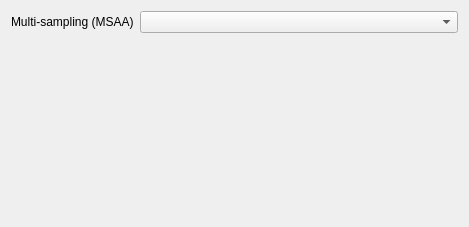
Slicer/SlicerGitSVNArchive, file Base/QTGUI/Resources/UI/qSlicerSettingsViewsPanel.ui: the form before one commit.
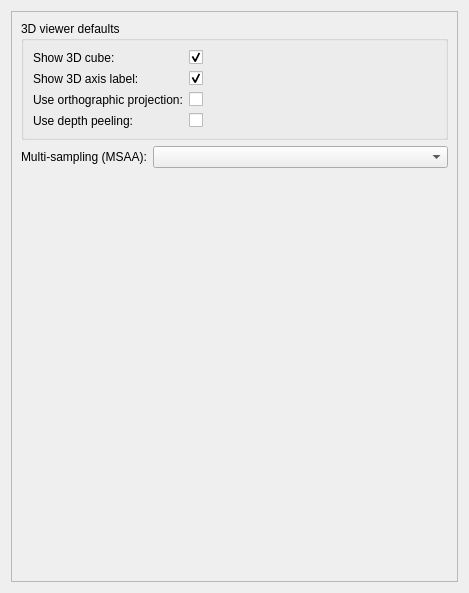
The form after the commit. Custom widgets are drawn as their Qt base class.

Commit message:
ENH: Add infrastructure to support default MRML nodes
Allow modifying default node content: Scene can store "default" nodes. If
a default node is specified for a class then the content of that node will
be used to initialize new nodes and reset nodes.

Currently used only for 3D views but can be used for other purposes, too
(e.g., disable interpolation by default for volume nodes).

This is a backward incompatible change. Signature of

  vtkMRMLNode::Reset()

has been changed into

  vtkMRMLNode::Reset(vtkMRMLNode* defaultNode)

Diff of the .ui file:
```diff
--- a/Base/QTGUI/Resources/UI/qSlicerSettingsViewsPanel.ui
+++ b/Base/QTGUI/Resources/UI/qSlicerSettingsViewsPanel.ui
@@ -7,37 +7,165 @@
     <x>0</x>
     <y>0</y>
     <width>469</width>
-    <height>227</height>
+    <height>593</height>
    </rect>
   </property>
   <property name="windowTitle">
    <string>ViewsSettings</string>
   </property>
-  <layout class="QFormLayout" name="formLayout">
-   <property name="fieldGrowthPolicy">
-    <enum>QFormLayout::AllNonFixedFieldsGrow</enum>
-   </property>
-   <item row="0" column="0">
-    <widget class="QLabel" name="MSAALabel">
-     <property name="text">
-      <string>Multi-sampling (MSAA)</string>
+  <layout class="QVBoxLayout" name="verticalLayout_2">
+   <item>
+    <widget class="QScrollArea" name="scrollArea">
+     <property name="widgetResizable">
+      <bool>true</bool>
      </property>
-    </widget>
-   </item>
-   <item row="0" column="1">
-    <widget class="QComboBox" name="MSAAComboBox">
-     <property name="toolTip">
-      <string>&lt;!DOCTYPE HTML PUBLIC &quot;-//W3C//DTD HTML 4.0//EN&quot; &quot;http://www.w3.org/TR/REC-html40/strict.dtd&quot;&gt;
+     <widget class="QWidget" name="scrollAreaWidgetContents">
+      <property name="geometry">
+       <rect>
+        <x>0</x>
+        <y>0</y>
+        <width>449</width>
+        <height>573</height>
+       </rect>
+      </property>
+      <property name="sizePolicy">
+       <sizepolicy hsizetype="Expanding" vsizetype="Expanding">
+        <horstretch>0</horstretch>
+        <verstretch>0</verstretch>
+       </sizepolicy>
+      </property>
+      <layout class="QVBoxLayout" name="verticalLayout">
+       <item>
+        <widget class="ctkCollapsibleGroupBox" name="CollapsibleGroupBox_2">
+         <property name="title">
+          <string>3D viewer defaults</string>
+         </property>
+         <layout class="QFormLayout" name="formLayout_3">
+          <property name="fieldGrowthPolicy">
+           <enum>QFormLayout::AllNonFixedFieldsGrow</enum>
+          </property>
+          <item row="0" column="0">
+           <widget class="QLabel" name="ThreeDBoxVisibilityLabel">
+            <property name="text">
+             <string>Show 3D cube:</string>
+            </property>
+           </widget>
+          </item>
+          <item row="0" column="1">
+           <widget class="ctkCheckBox" name="ThreeDBoxVisibilityCheckBox">
+            <property name="checked">
+             <bool>true</bool>
+            </property>
+           </widget>
+          </item>
+          <item row="1" column="0">
+           <widget class="QLabel" name="ThreeDAxisLabelsVisibilityLabel">
+            <property name="text">
+             <string>Show 3D axis label:</string>
+            </property>
+           </widget>
+          </item>
+          <item row="1" column="1">
+           <widget class="ctkCheckBox" name="ThreeDAxisLabelsVisibilityCheckBox">
+            <property name="checked">
+             <bool>true</bool>
+            </property>
+           </widget>
+          </item>
+          <item row="5" column="0">
+           <widget class="QLabel" name="ThreeDUseDepthPeelingLabel">
+            <property name="text">
+             <string>Use depth peeling:</string>
+            </property>
+           </widget>
+          </item>
+          <item row="5" column="1">
+           <widget class="ctkCheckBox" name="ThreeDUseDepthPeelingCheckBox">
+            <property name="toolTip">
+             <string>Enabling depth peeling improves rendering of transparent models at the cost of higher computational cost.</string>
+            </property>
+           </widget>
+          </item>
+          <item row="3" column="0">
+           <widget class="QLabel" name="label">
+            <property name="text">
+             <string>Use orthographic projection:</string>
+            </property>
+           </widget>
+          </item>
+          <item row="3" column="1">
+           <widget class="ctkCheckBox" name="ThreeDUseOrthographicProjectionCheckBox"/>
+          </item>
+         </layout>
+        </widget>
+       </item>
+       <item>
+        <layout class="QHBoxLayout" name="horizontalLayout">
+         <item>
+          <widget class="QLabel" name="MSAALabel">
+           <property name="text">
+            <string>Multi-sampling (MSAA):</string>
+           </property>
+          </widget>
+         </item>
+         <item>
+          <widget class="QComboBox" name="MSAAComboBox">
+           <property name="sizePolicy">
+            <sizepolicy hsizetype="Expanding" vsizetype="Fixed">
+             <horstretch>0</horstretch>
+             <verstretch>0</verstretch>
+            </sizepolicy>
+           </property>
+           <property name="toolTip">
+            <string>&lt;!DOCTYPE HTML PUBLIC &quot;-//W3C//DTD HTML 4.0//EN&quot; &quot;http://www.w3.org/TR/REC-html40/strict.dtd&quot;&gt;
 &lt;html&gt;&lt;head&gt;&lt;meta name=&quot;qrichtext&quot; content=&quot;1&quot; /&gt;&lt;style type=&quot;text/css&quot;&gt;
 p, li { white-space: pre-wrap; }
 &lt;/style&gt;&lt;/head&gt;&lt;body style=&quot; font-family:'MS Shell Dlg 2'; font-size:8.25pt; font-weight:400; font-style:normal;&quot;&gt;
 &lt;p style=&quot; margin-top:0px; margin-bottom:0px; margin-left:0px; margin-right:0px; -qt-block-indent:0; text-indent:0px;&quot;&gt;&lt;span style=&quot; font-size:8pt;&quot;&gt;Use multisampling for full-screen anti-aliasing.&lt;/span&gt;&lt;/p&gt;&lt;/body&gt;&lt;/html&gt;</string>
-     </property>
+           </property>
+          </widget>
+         </item>
+        </layout>
+       </item>
+       <item>
+        <spacer name="verticalSpacer">
+         <property name="orientation">
+          <enum>Qt::Vertical</enum>
+         </property>
+         <property name="sizeType">
+          <enum>QSizePolicy::Expanding</enum>
+         </property>
+         <property name="sizeHint" stdset="0">
+          <size>
+           <width>20</width>
+           <height>40</height>
+          </size>
+         </property>
+        </spacer>
+       </item>
+      </layout>
+     </widget>
     </widget>
    </item>
   </layout>
  </widget>
  <customwidgets>
+  <customwidget>
+   <class>ctkCheckBox</class>
+   <extends>QCheckBox</extends>
+   <header>ctkCheckBox.h</header>
+  </customwidget>
+  <customwidget>
+   <class>ctkCollapsibleGroupBox</class>
+   <extends>QGroupBox</extends>
+   <header>ctkCollapsibleGroupBox.h</header>
+   <container>1</container>
+  </customwidget>
+  <customwidget>
+   <class>ctkComboBox</class>
+   <extends>QComboBox</extends>
+   <header>ctkComboBox.h</header>
+  </customwidget>
   <customwidget>
    <class>ctkSettingsPanel</class>
    <extends>QWidget</extends>
```
Left out of the diff: 3 changed lines with no effect on the pictures. The commit also changes 28 other files.
